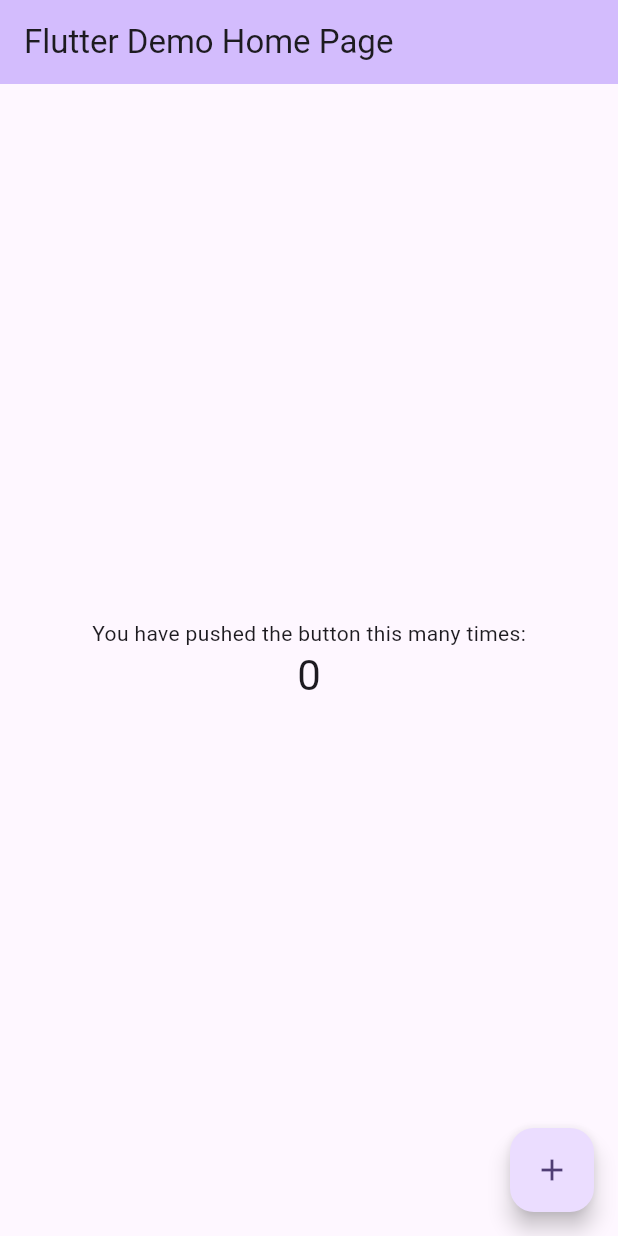
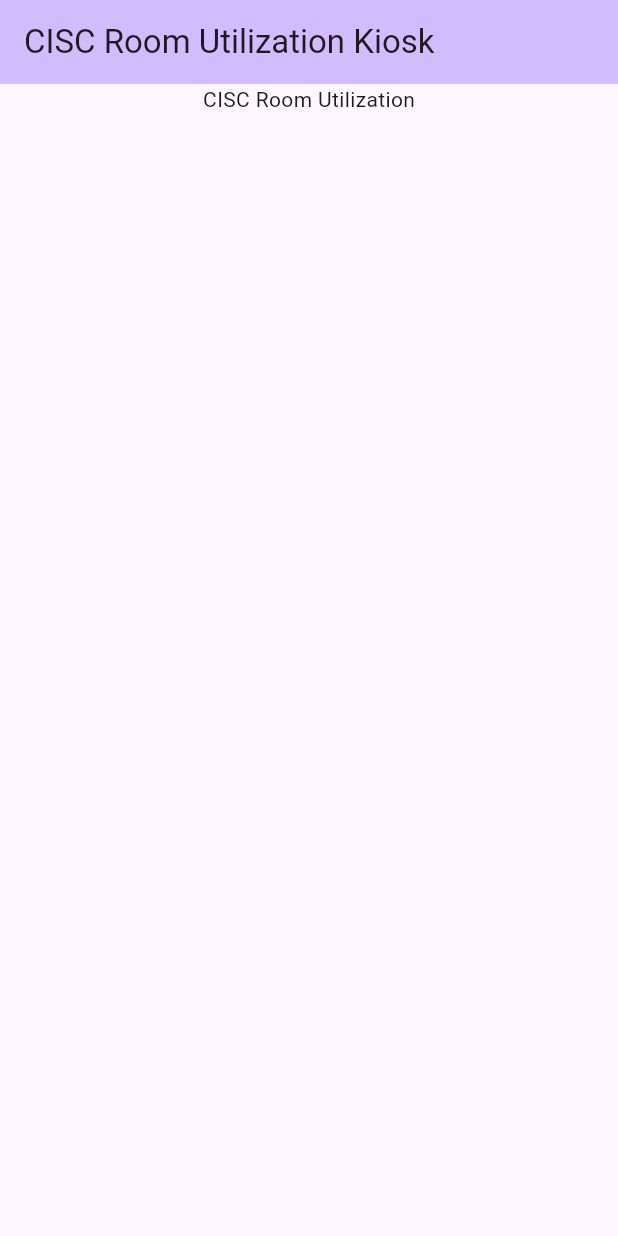
Before and after one commit to Sarausap/RoomUtilization, a Flutter app: the screen it shows after launch, on a phone screen of 412 x 824 dp. Run offline on Flutter 3.47's test engine with Material 3 defaults, Android fonts, the phone set to English and light mode, and no system bars.

Commit message:
1st commit
created dg branch and clean slate of main.dart

```diff
--- a/lib/main.dart
+++ b/lib/main.dart
@@ -11,42 +11,19 @@
   @override
   Widget build(BuildContext context) {
     return MaterialApp(
-      title: 'Flutter Demo',
+      title: 'CISC Room Utilization Kiosk',
       theme: ThemeData(
-        // This is the theme of your application.
-        //
-        // TRY THIS: Try running your application with "flutter run". You'll see
-        // the application has a purple toolbar. Then, without quitting the app,
-        // try changing the seedColor in the colorScheme below to Colors.green
-        // and then invoke "hot reload" (save your changes or press the "hot
-        // reload" button in a Flutter-supported IDE, or press "r" if you used
-        // the command line to start the app).
-        //
-        // Notice that the counter didn't reset back to zero; the application
-        // state is not lost during the reload. To reset the state, use hot
-        // restart instead.
-        //
-        // This works for code too, not just values: Most code changes can be
-        // tested with just a hot reload.
+
         colorScheme: ColorScheme.fromSeed(seedColor: Colors.deepPurple),
         useMaterial3: true,
       ),
-      home: const MyHomePage(title: 'Flutter Demo Home Page'),
+      home: const MyHomePage(title: 'CISC Room Utilization Kiosk'),
     );
   }
 }
 
 class MyHomePage extends StatefulWidget {
   const MyHomePage({super.key, required this.title});
-
-  // This widget is the home page of your application. It is stateful, meaning
-  // that it has a State object (defined below) that contains fields that affect
-  // how it looks.
-
-  // This class is the configuration for the state. It holds the values (in this
-  // case the title) provided by the parent (in this case the App widget) and
-  // used by the build method of the State. Fields in a Widget subclass are
-  // always marked "final".
 
   final String title;
 
@@ -55,71 +32,28 @@
 }
 
 class _MyHomePageState extends State<MyHomePage> {
-  int _counter = 0;
-
-  void _incrementCounter() {
-    setState(() {
-      // This call to setState tells the Flutter framework that something has
-      // changed in this State, which causes it to rerun the build method below
-      // so that the display can reflect the updated values. If we changed
-      // _counter without calling setState(), then the build method would not be
-      // called again, and so nothing would appear to happen.
-      _counter++;
-    });
-  }
-
   @override
   Widget build(BuildContext context) {
-    // This method is rerun every time setState is called, for instance as done
-    // by the _incrementCounter method above.
-    //
-    // The Flutter framework has been optimized to make rerunning build methods
-    // fast, so that you can just rebuild anything that needs updating rather
-    // than having to individually change instances of widgets.
+
     return Scaffold(
       appBar: AppBar(
-        // TRY THIS: Try changing the color here to a specific color (to
-        // Colors.amber, perhaps?) and trigger a hot reload to see the AppBar
-        // change color while the other colors stay the same.
+
         backgroundColor: Theme.of(context).colorScheme.inversePrimary,
-        // Here we take the value from the MyHomePage object that was created by
-        // the App.build method, and use it to set our appbar title.
+
         title: Text(widget.title),
       ),
       body: Center(
-        // Center is a layout widget. It takes a single child and positions it
-        // in the middle of the parent.
+
         child: Column(
-          // Column is also a layout widget. It takes a list of children and
-          // arranges them vertically. By default, it sizes itself to fit its
-          // children horizontally, and tries to be as tall as its parent.
-          //
-          // Column has various properties to control how it sizes itself and
-          // how it positions its children. Here we use mainAxisAlignment to
-          // center the children vertically; the main axis here is the vertical
-          // axis because Columns are vertical (the cross axis would be
-          // horizontal).
-          //
-          // TRY THIS: Invoke "debug painting" (choose the "Toggle Debug Paint"
-          // action in the IDE, or press "p" in the console), to see the
-          // wireframe for each widget.
-          mainAxisAlignment: MainAxisAlignment.center,
           children: <Widget>[
             const Text(
-              'You have pushed the button this many times:',
+              'CISC Room Utilization',
             ),
-            Text(
-              '$_counter',
-              style: Theme.of(context).textTheme.headlineMedium,
-            ),
+
           ],
         ),
       ),
-      floatingActionButton: FloatingActionButton(
-        onPressed: _incrementCounter,
-        tooltip: 'Increment',
-        child: const Icon(Icons.add),
-      ), // This trailing comma makes auto-formatting nicer for build methods.
+
     );
   }
 }
```
